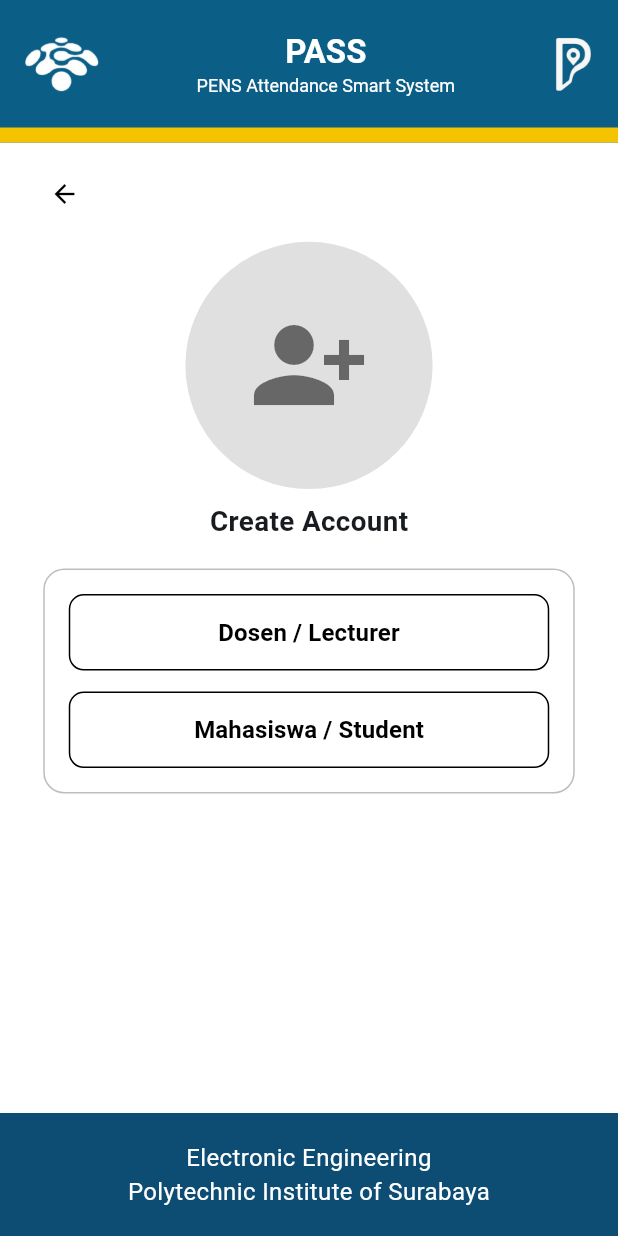
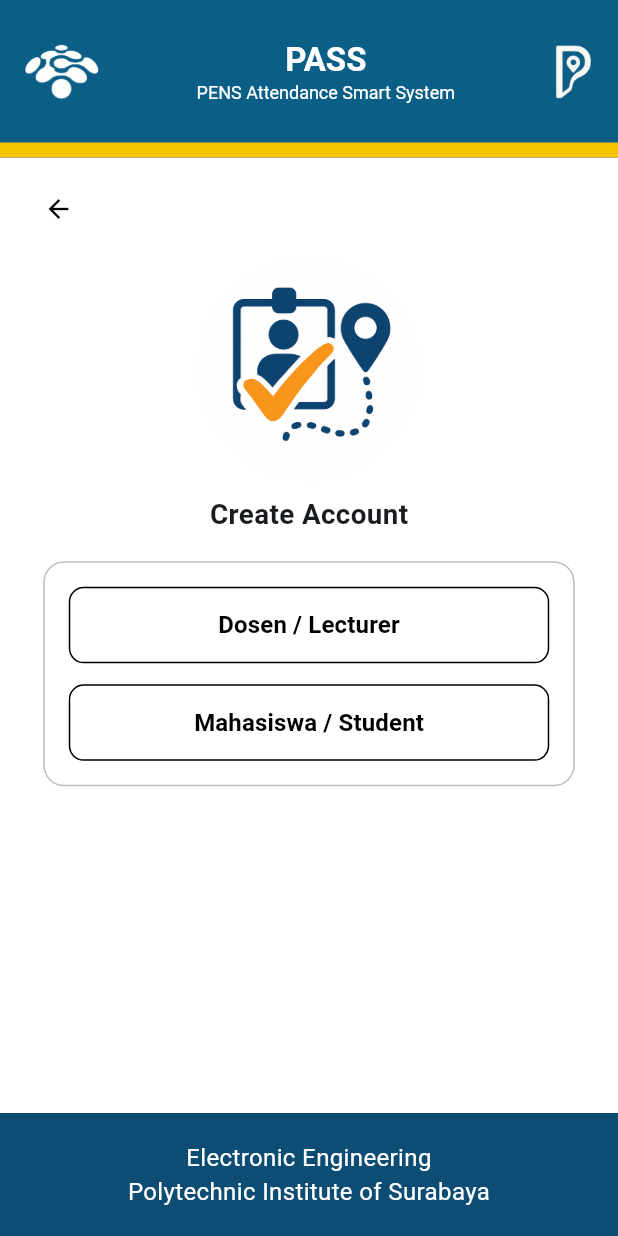
Before and after one commit to unad-danu/pass_pens, a Flutter app: the screen it shows after launch, after a tap on "Daftar akun disini", on a phone screen of 412 x 824 dp. Run offline on Flutter 3.47's test engine with Material 3 defaults, Android fonts, the phone set to English and light mode, and no system bars; our stand-ins replace flutter_local_notifications, geolocator, image_picker, multi_select_flutter, permission_handler, supabase_flutter; missing offline and left inert: google_mlkit_face_detection; accounts and stored records are empty.

Commit message:
update 1.4

```diff
--- a/lib/presentation/pages/auth/create_dosen_page.dart
+++ b/lib/presentation/pages/auth/create_dosen_page.dart
@@ -154,7 +154,7 @@ class _CreateDosenPageState extends State<CreateDosenPage> {
       // ==========================
       //     CUSTOM APP BAR
       // ==========================
-      appBar: const CustomAppBar(showBack: false, role: "dsn"),
+      appBar: const CustomAppBar(role: "guest", showBack: false),
 
       body: Column(
         children: [
@@ -171,7 +171,10 @@ class _CreateDosenPageState extends State<CreateDosenPage> {
                     children: [
                       IconButton(
                         onPressed: () => Navigator.pop(context),
-                        icon: const Icon(Icons.arrow_back),
+                        icon: const Icon(
+                          Icons.arrow_back,
+                          color: Colors.black, // ← ikon hitam
+                        ),
                       ),
                       const SizedBox(width: 8),
                       const Expanded(
--- a/lib/presentation/pages/auth/create_mahasiswa_page.dart
+++ b/lib/presentation/pages/auth/create_mahasiswa_page.dart
@@ -186,7 +186,10 @@ class _CreateMahasiswaPageState extends State<CreateMahasiswaPage> {
                     children: [
                       IconButton(
                         onPressed: () => Navigator.pop(context),
-                        icon: const Icon(Icons.arrow_back),
+                        icon: const Icon(
+                          Icons.arrow_back,
+                          color: Colors.black, // ← ikon hitam
+                        ),
                       ),
                       const SizedBox(width: 8),
                       const Expanded(
--- a/lib/presentation/pages/auth/login_page.dart
+++ b/lib/presentation/pages/auth/login_page.dart
@@ -157,18 +157,14 @@ class _LoginPageState extends State<LoginPage> {
                   children: [
                     const SizedBox(height: 20),
 
-                    // Icon circle
                     Container(
                       height: 150,
                       width: 150,
-                      decoration: BoxDecoration(
-                        color: Colors.grey.shade300,
-                        shape: BoxShape.circle,
-                      ),
-                      child: const Icon(
-                        Icons.person,
-                        size: 80,
-                        color: Colors.black54,
+                      decoration: const BoxDecoration(shape: BoxShape.circle),
+                      clipBehavior: Clip.hardEdge,
+                      child: Image.asset(
+                        'assets/icon_login.png',
+                        fit: BoxFit.cover,
                       ),
                     ),
 
--- a/lib/presentation/pages/auth/register_dosen_page.dart
+++ b/lib/presentation/pages/auth/register_dosen_page.dart
@@ -204,21 +204,9 @@ class _RegisterDosenPageState extends State<RegisterDosenPage>
       backgroundColor: Colors.white,
       resizeToAvoidBottomInset: false,
 
-      // ============================
-      //    CUSTOM APPBAR DIATAS
-      // ============================
-      body: Column(
-        children: [
-          const CustomAppBar(
-            role: "dsn",
-            showBack: false, // back button manual di body
-          ),
+      appBar: const CustomAppBar(role: "guest", showBack: false),
 
-          // ============================
-          //            BODY
-          // ============================
-          Expanded(
-            child: SafeArea(
+      body: SafeArea(
         top: false,
         child: GestureDetector(
           onTap: () => FocusScope.of(context).unfocus(),
@@ -239,27 +227,27 @@ class _RegisterDosenPageState extends State<RegisterDosenPage>
                             left: 24,
                             right: 24,
                             bottom:
-                                      MediaQuery.of(context).viewInsets.bottom +
-                                      20,
+                                MediaQuery.of(context).viewInsets.bottom + 20,
                           ),
                           child: AnimatedBuilder(
                             animation: _shakeFormController,
                             builder: (context, child) {
                               final offset =
-                                        sin(_shakeFormController.value * 6.28) *
-                                        6;
+                                  sin(_shakeFormController.value * 6.28) * 6;
                               return Transform.translate(
                                 offset: Offset(offset, 0),
                                 child: child,
                               );
                             },
                             child: Column(
-                                    crossAxisAlignment:
-                                        CrossAxisAlignment.start,
+                              crossAxisAlignment: CrossAxisAlignment.start,
                               children: [
                                 TextButton.icon(
                                   onPressed: () => Navigator.pop(context),
-                                        icon: const Icon(Icons.arrow_back),
+                                  icon: const Icon(
+                                    Icons.arrow_back,
+                                    color: Colors.black, // ← warna hitam
+                                  ),
                                   label: const Text(""),
                                 ),
 
@@ -272,17 +260,15 @@ class _RegisterDosenPageState extends State<RegisterDosenPage>
                                     ),
                                   ),
                                 ),
+
                                 const SizedBox(height: 22),
 
-                                      // NAMA
+                                // ============ NAMA ============
                                 AnimatedBuilder(
                                   animation: _shakeNamaController,
                                   builder: (context, child) {
                                     final offset =
-                                              sin(
-                                                _shakeNamaController.value *
-                                                    6.28,
-                                              ) *
+                                        sin(_shakeNamaController.value * 6.28) *
                                         4;
                                     return Transform.translate(
                                       offset: Offset(offset, 0),
@@ -296,23 +282,19 @@ class _RegisterDosenPageState extends State<RegisterDosenPage>
                                           "Nama Lengkap",
                                           errNama,
                                         ).copyWith(
-                                                prefixIcon: const Icon(
-                                                  Icons.person,
+                                          prefixIcon: const Icon(Icons.person),
                                         ),
                                   ),
                                 ),
-                                      ),
+
                                 const SizedBox(height: 20),
 
-                                      // NIP
+                                // ============ NIP ============
                                 AnimatedBuilder(
                                   animation: _shakeNipController,
                                   builder: (context, child) {
                                     final offset =
-                                              sin(
-                                                _shakeNipController.value *
-                                                    6.28,
-                                              ) *
+                                        sin(_shakeNipController.value * 6.28) *
                                         4;
                                     return Transform.translate(
                                       offset: Offset(offset, 0),
@@ -324,22 +306,20 @@ class _RegisterDosenPageState extends State<RegisterDosenPage>
                                     keyboardType: TextInputType.number,
                                     decoration: fieldDeco("NIP", errNip)
                                         .copyWith(
-                                                prefixIcon: const Icon(
-                                                  Icons.badge,
+                                          prefixIcon: const Icon(Icons.badge),
                                         ),
                                   ),
                                 ),
-                                      ),
+
                                 const SizedBox(height: 20),
 
-                                      // PRODI
+                                // ============ PRODI ============
                                 AnimatedBuilder(
                                   animation: _shakeProdiController,
                                   builder: (context, child) {
                                     final offset =
                                         sin(
-                                                _shakeProdiController.value *
-                                                    6.28,
+                                          _shakeProdiController.value * 6.28,
                                         ) *
                                         4;
                                     return Transform.translate(
@@ -349,8 +329,7 @@ class _RegisterDosenPageState extends State<RegisterDosenPage>
                                   },
                                   child: _loadingProdi
                                       ? const Center(
-                                                child:
-                                                    CircularProgressIndicator(),
+                                          child: CircularProgressIndicator(),
                                         )
                                       : _loadError != null
                                       ? Text(
@@ -362,9 +341,7 @@ class _RegisterDosenPageState extends State<RegisterDosenPage>
                                       : GestureDetector(
                                           onTap: () async {
                                             final results =
-                                                      await showDialog<
-                                                        List<String>
-                                                      >(
+                                                await showDialog<List<String>>(
                                                   context: context,
                                                   builder: (context) {
                                                     return MultiSelectDialog(
@@ -379,12 +356,10 @@ class _RegisterDosenPageState extends State<RegisterDosenPage>
                                                           .toList(),
                                                       initialValue:
                                                           selectedProdi,
-                                                            confirmText:
-                                                                const Text(
+                                                      confirmText: const Text(
                                                         "OK",
                                                       ),
-                                                            cancelText:
-                                                                const Text(
+                                                      cancelText: const Text(
                                                         "Batal",
                                                       ),
                                                     );
@@ -399,14 +374,11 @@ class _RegisterDosenPageState extends State<RegisterDosenPage>
                                           },
                                           child: InputDecorator(
                                             decoration: InputDecoration(
-                                                    labelText:
-                                                        "Prodi yang Diajar",
+                                              labelText: "Prodi yang Diajar",
                                               errorText: errProdi,
                                               border: OutlineInputBorder(
                                                 borderRadius:
-                                                          BorderRadius.circular(
-                                                            10,
-                                                          ),
+                                                    BorderRadius.circular(10),
                                               ),
                                               prefixIcon: const Icon(
                                                 Icons.school_outlined,
@@ -415,23 +387,21 @@ class _RegisterDosenPageState extends State<RegisterDosenPage>
                                             child: Text(
                                               selectedProdi.isEmpty
                                                   ? ""
-                                                        : selectedProdi.join(
-                                                            ", ",
+                                                  : selectedProdi.join(", "),
                                             ),
                                           ),
                                         ),
                                 ),
-                                      ),
+
                                 const SizedBox(height: 20),
 
-                                      // PHONE
+                                // ============ PHONE ============
                                 AnimatedBuilder(
                                   animation: _shakePhoneController,
                                   builder: (context, child) {
                                     final offset =
                                         sin(
-                                                _shakePhoneController.value *
-                                                    6.28,
+                                          _shakePhoneController.value * 6.28,
                                         ) *
                                         4;
                                     return Transform.translate(
@@ -447,22 +417,20 @@ class _RegisterDosenPageState extends State<RegisterDosenPage>
                                           "Phone Number",
                                           errPhone,
                                         ).copyWith(
-                                                prefixIcon: const Icon(
-                                                  Icons.phone,
+                                          prefixIcon: const Icon(Icons.phone),
                                         ),
                                   ),
                                 ),
-                                      ),
+
                                 const SizedBox(height: 20),
 
-                                      // EMAIL
+                                // ============ EMAIL ============
                                 AnimatedBuilder(
                                   animation: _shakeEmailController,
                                   builder: (context, child) {
                                     final offset =
                                         sin(
-                                                _shakeEmailController.value *
-                                                    6.28,
+                                          _shakeEmailController.value * 6.28,
                                         ) *
                                         4;
                                     return Transform.translate(
@@ -477,14 +445,14 @@ class _RegisterDosenPageState extends State<RegisterDosenPage>
                                           "Recovery Email",
                                           errEmail,
                                         ).copyWith(
-                                                prefixIcon: const Icon(
-                                                  Icons.email,
+                                          prefixIcon: const Icon(Icons.email),
                                         ),
                                   ),
                                 ),
-                                      ),
+
                                 const SizedBox(height: 30),
 
+                                // CONTINUE BUTTON
                                 SizedBox(
                                   width: double.infinity,
                                   height: 48,
@@ -495,9 +463,7 @@ class _RegisterDosenPageState extends State<RegisterDosenPage>
                                     onPressed: _onSubmit,
                                     child: const Text(
                                       "Continue",
-                                            style: TextStyle(
-                                              color: Colors.white,
-                                            ),
+                                      style: TextStyle(color: Colors.white),
                                     ),
                                   ),
                                 ),
@@ -515,10 +481,7 @@ class _RegisterDosenPageState extends State<RegisterDosenPage>
                         child: const Text(
                           "Electronic Engineering\nPolytechnic Institute of Surabaya",
                           textAlign: TextAlign.center,
-                                style: TextStyle(
-                                  color: Colors.white,
-                                  fontSize: 16,
-                                ),
+                          style: TextStyle(color: Colors.white, fontSize: 16),
                         ),
                       ),
                     ],
@@ -529,9 +492,6 @@ class _RegisterDosenPageState extends State<RegisterDosenPage>
           ),
         ),
       ),
-          ),
-        ],
-      ),
     );
   }
 }
--- a/lib/presentation/pages/auth/register_mahasiswa_page.dart
+++ b/lib/presentation/pages/auth/register_mahasiswa_page.dart
@@ -210,7 +210,10 @@ class _RegisterMahasiswaState extends State<RegisterMahasiswa>
               // Tombol back di body
               TextButton.icon(
                 onPressed: () => Navigator.pop(context),
-                icon: const Icon(Icons.arrow_back, size: 20),
+                icon: const Icon(
+                  Icons.arrow_back,
+                  color: Colors.black, // ← warna hitam
+                ),
                 label: const Text(""),
               ),
 
--- a/lib/presentation/pages/auth/register_page.dart
+++ b/lib/presentation/pages/auth/register_page.dart
@@ -33,19 +33,12 @@ class RegisterPage extends StatelessWidget {
                   alignment: Alignment.centerLeft,
                   child: Padding(
                     padding: const EdgeInsets.only(left: 15, top: 10),
-                    child: TextButton.icon(
-                      style: TextButton.styleFrom(
-                        padding: const EdgeInsets.symmetric(horizontal: 4),
-                        foregroundColor: Colors.black,
-                      ),
+                    child: IconButton(
                       onPressed: () => Navigator.pop(context),
-                      icon: const Icon(Icons.arrow_back, size: 20),
-                      label: const Text(
-                        "",
-                        style: TextStyle(
-                          fontSize: 15,
-                          fontWeight: FontWeight.w500,
-                        ),
+                      icon: const Icon(
+                        Icons.arrow_back,
+                        size: 20,
+                        color: Colors.black, // ← warna hitam
                       ),
                     ),
                   ),
@@ -61,17 +54,15 @@ class RegisterPage extends StatelessWidget {
                         SizedBox(height: h * 0.01),
 
                         Container(
-                          height: h * 0.20,
-                          decoration: BoxDecoration(
-                            color: Colors.grey.shade300,
+                          height: 150,
+                          width: 150,
+                          decoration: const BoxDecoration(
                             shape: BoxShape.circle,
                           ),
-                          child: const Center(
-                            child: Icon(
-                              Icons.person_add_alt_1,
-                              size: 80,
-                              color: Colors.black54,
-                            ),
+                          clipBehavior: Clip.hardEdge,
+                          child: Image.asset(
+                            'assets/icon_login.png',
+                            fit: BoxFit.cover,
                           ),
                         ),
 
--- a/lib/presentation/widgets/custom_appbar.dart
+++ b/lib/presentation/widgets/custom_appbar.dart
@@ -7,38 +7,36 @@ class CustomAppBar extends StatelessWidget implements PreferredSizeWidget {
 
   const CustomAppBar({super.key, this.showBack = false, this.title, this.role});
 
+  static const double _bottomLineHeight = 10;
+
   @override
   Widget build(BuildContext context) {
     final String normalizedRole = (role ?? "").toLowerCase();
     final bool isDosen = normalizedRole == "dsn" || normalizedRole == "dosen";
 
     final Color appBarColor = isDosen
-        ? const Color(0xFF898C94) // Abu-abu dosen
-        : const Color(0xFF0B5E86); // Biru mahasiswa
+        ? const Color(0xFF898C94)
+        : const Color(0xFF0B5E86);
 
     final Color bottomLineColor = isDosen
-        ? const Color(0xFF000000) // Dosen → hitam
-        : const Color(0xFFF4C400); // Mahasiswa → kuning
-
-    final double bottomLineHeight = 10;
+        ? const Color(0xFF000000)
+        : const Color(0xFFF4C400);
 
     return AppBar(
       backgroundColor: appBarColor,
-      automaticallyImplyLeading: false,
+      automaticallyImplyLeading: showBack,
       elevation: 0,
       toolbarHeight: 95,
       centerTitle: true,
 
-      // ===========================
-      //        CONTENT
-      // ===========================
-      title: Row(
-        mainAxisAlignment: MainAxisAlignment.spaceBetween,
-        children: [
-          Image.asset("assets/logoPENS.png", height: 38),
+      title: SizedBox(
+        width: double.infinity,
+        child: Row(
+          mainAxisAlignment: MainAxisAlignment.spaceBetween,
+          children: [
+            Image.asset("assets/logoPENS.png", height: 38),
 
-          Expanded(
-            child: Column(
+            Column(
               mainAxisSize: MainAxisSize.min,
               children: [
                 const Text(
@@ -54,34 +52,31 @@ class CustomAppBar extends StatelessWidget implements PreferredSizeWidget {
                   style: TextStyle(color: Colors.white, fontSize: 12),
                 ),
                 if (title != null) ...[
-                  const SizedBox(height: 4),
+                  SizedBox(height: 4),
                   Text(
                     title!,
                     style: const TextStyle(
+                      color: Colors.white,
                       fontSize: 14,
                       fontWeight: FontWeight.w600,
-                      color: Colors.white,
                     ),
                   ),
                 ],
               ],
             ),
-          ),
 
-          Image.asset("assets/PASS.png", height: 38),
-        ],
+            Image.asset("assets/PASS.png", height: 38),
+          ],
+        ),
       ),
 
-      // ===========================
-      //   GARIS DI BAWAH APPBAR
-      // ===========================
       bottom: PreferredSize(
-        preferredSize: Size.fromHeight(bottomLineHeight),
-        child: Container(height: bottomLineHeight, color: bottomLineColor),
+        preferredSize: const Size.fromHeight(_bottomLineHeight),
+        child: Container(height: _bottomLineHeight, color: bottomLineColor),
       ),
     );
   }
 
   @override
-  Size get preferredSize => const Size.fromHeight(95);
+  Size get preferredSize => const Size.fromHeight(95 + _bottomLineHeight);
 }
--- a/lib/routes/app_routes.dart
+++ b/lib/routes/app_routes.dart
@@ -46,14 +46,12 @@ class AppRoutes {
     register: (_) => const RegisterPage(),
     registerMahasiswa: (_) => const RegisterMahasiswa(),
     registerDosen: (_) => const RegisterDosenPage(),
-    createMahasiswa: (_) => const SizedBox(),
-    createDosen: (_) => const SizedBox(),
 
     // HOME
     homeMahasiswa: (_) => const HomeMahasiswa(),
     homeDosen: (_) => const HomeDosenPage(),
 
-    // MENU (role tidak ditulis di sini, diambil dari arguments)
+    // MENU
     profile: (_) => const ProfilePage(),
     rekapDosen: (_) => const RekapMatkulDosenPage(),
     rekapMhs: (_) => const RekapMatkulMahasiswaPage(),
```
Lines whose indentation alone changed are shown as unchanged.
